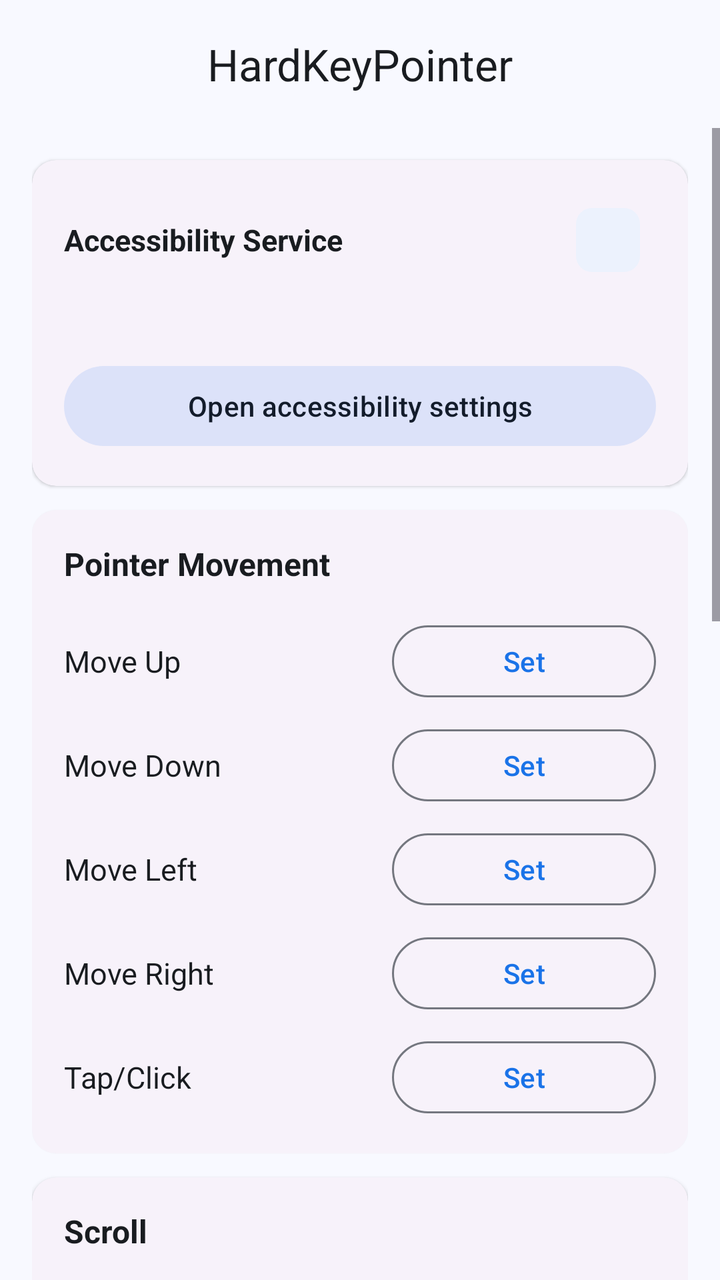
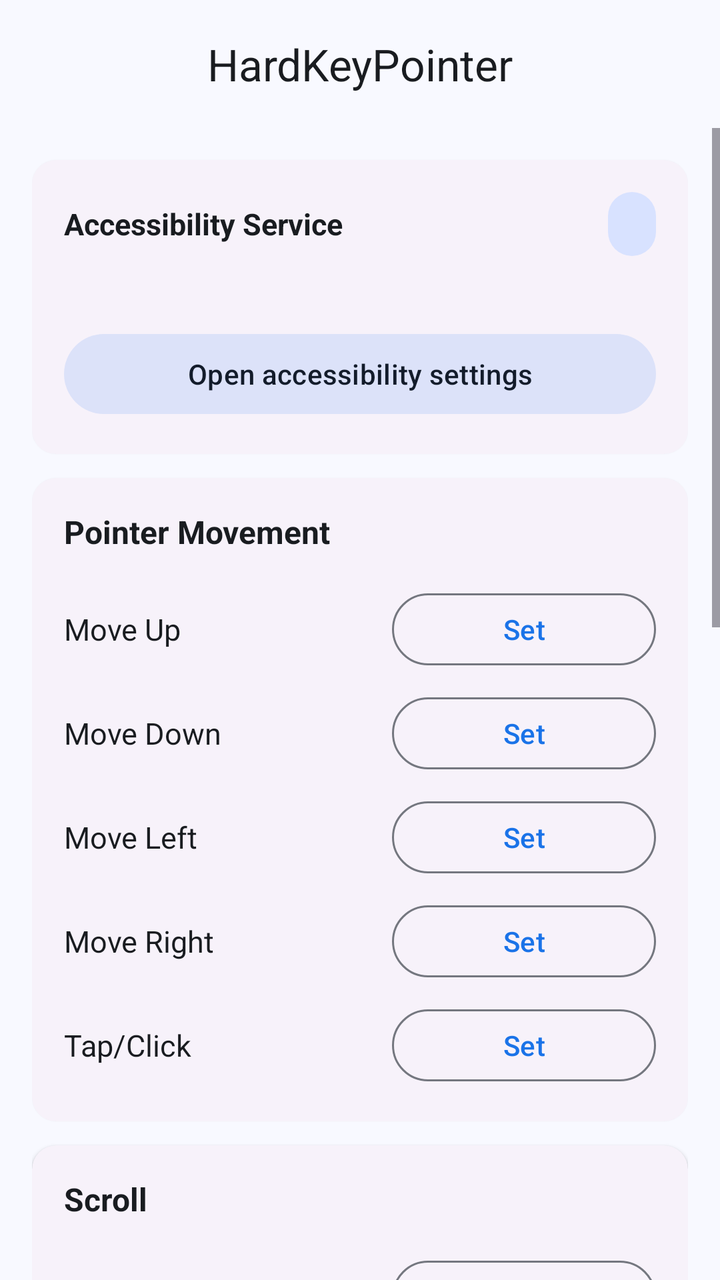

Screens rendered from an Android XML layout before and after an edit, with the pre-edit source and the edit as a unified diff.
<!-- AndroidManifest.xml: activity theme Theme.Comexampleaccessibilitydemo -->
<!-- res/layout/activity_main.xml -->
<?xml version="1.0" encoding="utf-8"?>
<LinearLayout xmlns:android="http://schemas.android.com/apk/res/android"
    xmlns:app="http://schemas.android.com/apk/res-auto"
    android:layout_width="match_parent"
    android:layout_height="match_parent"
    android:orientation="vertical">

    
    <com.google.android.material.appbar.MaterialToolbar
        android:id="@+id/toolbar"
        android:layout_width="match_parent"
        android:layout_height="?attr/actionBarSize"
        android:background="?attr/colorSurface"
        app:title="@string/app_name"
        app:titleCentered="true"
        app:titleTextColor="?attr/colorOnSurface" />

    <ScrollView
        android:id="@+id/scrollView"
        android:layout_width="match_parent"
        android:layout_height="match_parent"
        android:fillViewport="true">

        <LinearLayout
            android:layout_width="match_parent"
            android:layout_height="wrap_content"
            android:orientation="vertical"
            android:paddingStart="16dp"
            android:paddingEnd="16dp"
            android:paddingTop="4dp"
            android:paddingBottom="24dp">

            
            <com.google.android.material.card.MaterialCardView style="@style/SectionCard">

                <LinearLayout
                    android:layout_width="match_parent"
                    android:layout_height="wrap_content"
                    android:orientation="vertical"
                    android:padding="16dp">

                    <LinearLayout
                        android:layout_width="match_parent"
                        android:layout_height="wrap_content"
                        android:orientation="horizontal"
                        android:gravity="center_vertical">

                        <TextView
                            style="@style/SettingLabel"
                            android:text="@string/service_status_title"
                            android:textStyle="bold" />

                        <com.google.android.material.chip.Chip
                            android:id="@+id/serviceStatusChip"
                            style="@style/Widget.Material3.Chip.Assist"
                            android:layout_width="wrap_content"
                            android:layout_height="wrap_content"
                            app:chipStrokeWidth="0dp" />
                    </LinearLayout>

                    <TextView
                        android:id="@+id/serviceStatusDetail"
                        android:layout_width="match_parent"
                        android:layout_height="wrap_content"
                        android:layout_marginTop="4dp"
                        android:textSize="14sp"
                        android:textColor="?attr/colorOnSurfaceVariant" />

                    <com.google.android.material.button.MaterialButton
                        android:id="@+id/openAccessibilitySettingsButton"
                        style="@style/Widget.Material3.Button.TonalButton"
                        android:layout_width="match_parent"
                        android:layout_height="wrap_content"
                        android:layout_marginTop="12dp"
                        android:text="@string/open_accessibility_settings" />
                </LinearLayout>
            </com.google.android.material.card.MaterialCardView>

            
            <com.google.android.material.card.MaterialCardView style="@style/SectionCard">

                <LinearLayout
                    android:layout_width="match_parent"
                    android:layout_height="wrap_content"
                    android:orientation="vertical"
                    android:padding="16dp">

                    <TextView
                        style="@style/SectionHeader"
                        android:text="@string/section_pointer" />

                    
                    <LinearLayout style="@style/SettingRow">

                        <TextView
                            android:id="@+id/upKeyCodeLabel"
                            style="@style/SettingLabel"
                            android:text="@string/up_move_key_code" />

                        <com.google.android.material.button.MaterialButton
                            android:id="@+id/upKeyCodeButton"
                            style="@style/SettingKeyButton"
                            android:text="@string/set_button" />
                    </LinearLayout>

                    
                    <LinearLayout style="@style/SettingRow">

                        <TextView
                            android:id="@+id/downKeyCodeLabel"
                            style="@style/SettingLabel"
                            android:text="@string/down_move_key_code" />

                        <com.google.android.material.button.MaterialButton
                            android:id="@+id/downKeyCodeButton"
                            style="@style/SettingKeyButton"
                            android:text="@string/set_button" />
                    </LinearLayout>

                    
                    <LinearLayout style="@style/SettingRow">

                        <TextView
                            android:id="@+id/leftKeyCodeLabel"
                            style="@style/SettingLabel"
                            android:text="@string/left_move_key_code" />

                        <com.google.android.material.button.MaterialButton
                            android:id="@+id/leftKeyCodeButton"
                            style="@style/SettingKeyButton"
                            android:text="@string/set_button" />
                    </LinearLayout>

                    
                    <LinearLayout style="@style/SettingRow">

                        <TextView
                            android:id="@+id/rightKeyCodeLabel"
                            style="@style/SettingLabel"
                            android:text="@string/right_move_key_code" />

                        <com.google.android.material.button.MaterialButton
                            android:id="@+id/rightKeyCodeButton"
                            style="@style/SettingKeyButton"
                            android:text="@string/set_button" />
                    </LinearLayout>

                    
                    <LinearLayout style="@style/SettingRow">

                        <TextView
                            android:id="@+id/tapKeyCodeLabel"
                            style="@style/SettingLabel"
                            android:text="@string/tap_key_code" />

                        <com.google.android.material.button.MaterialButton
                            android:id="@+id/tapKeyCodeButton"
                            style="@style/SettingKeyButton"
                            android:text="@string/set_button" />
                    </LinearLayout>
                </LinearLayout>
            </com.google.android.material.card.MaterialCardView>

            
            <com.google.android.material.card.MaterialCardView style="@style/SectionCard">

                <LinearLayout
                    android:layout_width="match_parent"
                    android:layout_height="wrap_content"
                    android:orientation="vertical"
                    android:padding="16dp">

                    <TextView
                        style="@style/SectionHeader"
                        android:text="@string/section_scroll" />

                    
                    <LinearLayout style="@style/SettingRow">

                        <TextView
                            android:id="@+id/scrollupKeyCodeLabel"
                            style="@style/SettingLabel"
                            android:text="@string/scroll_up" />

                        <com.google.android.material.button.MaterialButton
                            android:id="@+id/scrollupKeyCodeButton"
                            style="@style/SettingKeyButton"
                            android:text="@string/set_button" />
                    </LinearLayout>

                    
                    <LinearLayout style="@style/SettingRow">

                        <TextView
                            android:id="@+id/scrolldownKeyCodeLabel"
                            style="@style/SettingLabel"
                            android:text="@string/scroll_down" />

                        <com.google.android.material.button.MaterialButton
                            android:id="@+id/scrolldownKeyCodeButton"
                            style="@style/SettingKeyButton"
                            android:text="@string/set_button" />
                    </LinearLayout>

                    
                    <LinearLayout style="@style/SettingRow">

                        <TextView
                            android:id="@+id/scrollleftKeyCodeLabel"
                            style="@style/SettingLabel"
                            android:text="@string/scroll_left" />

                        <com.google.android.material.button.MaterialButton
                            android:id="@+id/scrollleftKeyCodeButton"
                            style="@style/SettingKeyButton"
                            android:text="@string/set_button" />
                    </LinearLayout>

                    
                    <LinearLayout style="@style/SettingRow">

                        <TextView
                            android:id="@+id/scrollrightKeyCodeLabel"
                            style="@style/SettingLabel"
                            android:text="@string/scroll_right" />

                        <com.google.android.material.button.MaterialButton
                            android:id="@+id/scrollrightKeyCodeButton"
                            style="@style/SettingKeyButton"
                            android:text="@string/set_button" />
                    </LinearLayout>
                </LinearLayout>
            </com.google.android.material.card.MaterialCardView>

            
            <com.google.android.material.card.MaterialCardView style="@style/SectionCard">

                <LinearLayout
                    android:layout_width="match_parent"
                    android:layout_height="wrap_content"
                    android:orientation="vertical"
                    android:padding="16dp">

                    <TextView
                        style="@style/SectionHeader"
                        android:text="@string/section_toggle" />

                    <LinearLayout style="@style/SettingRow">

                        <TextView
                            android:id="@+id/disableKeyCodeLabel"
                            style="@style/SettingLabel"
                            android:text="@string/disable_key_code" />

                        <com.google.android.material.button.MaterialButton
                            android:id="@+id/disableKeyCodeButton"
                            style="@style/SettingKeyButton"
                            android:text="@string/set_button" />
                    </LinearLayout>
                </LinearLayout>
            </com.google.android.material.card.MaterialCardView>

            
            <com.google.android.material.card.MaterialCardView style="@style/SectionCard">

                <LinearLayout
                    android:layout_width="match_parent"
                    android:layout_height="wrap_content"
                    android:orientation="vertical"
                    android:padding="16dp">

                    <TextView
                        style="@style/SectionHeader"
                        android:text="@string/section_settings" />

                    
                    <LinearLayout style="@style/SettingRow">

                        <TextView
                            style="@style/SettingLabel"
                            android:text="@string/move_speed" />

                        <TextView
                            android:id="@+id/moveSpeedValue"
                            style="@style/SettingValue" />
                    </LinearLayout>

                    <com.google.android.material.slider.Slider
                        android:id="@+id/moveSpeedSlider"
                        android:layout_width="match_parent"
                        android:layout_height="wrap_content"
                        android:focusable="true"
                        android:valueFrom="5"
                        android:valueTo="100"
                        android:stepSize="1"
                        android:value="30" />

                    
                    <LinearLayout style="@style/SettingRow">

                        <TextView
                            style="@style/SettingLabel"
                            android:text="@string/move_accel" />

                        <TextView
                            android:id="@+id/moveAccelValue"
                            style="@style/SettingValue" />
                    </LinearLayout>

                    <com.google.android.material.slider.Slider
                        android:id="@+id/moveAccelSlider"
                        android:layout_width="match_parent"
                        android:layout_height="wrap_content"
                        android:focusable="true"
                        android:valueFrom="0"
                        android:valueTo="500"
                        android:stepSize="10"
                        android:value="100" />

                    
                    <LinearLayout style="@style/SettingRow">

                        <TextView
                            style="@style/SettingLabel"
                            android:text="@string/scroll_distance" />

                        <TextView
                            android:id="@+id/scrollDistanceValue"
                            style="@style/SettingValue" />
                    </LinearLayout>

                    <com.google.android.material.slider.Slider
                        android:id="@+id/scrollDistanceSlider"
                        android:layout_width="match_parent"
                        android:layout_height="wrap_content"
                        android:focusable="true"
                        android:valueFrom="50"
                        android:valueTo="500"
                        android:stepSize="10"
                        android:value="200" />
                </LinearLayout>
            </com.google.android.material.card.MaterialCardView>

            
            <com.google.android.material.button.MaterialButton
                android:id="@+id/license_button"
                style="@style/Widget.Material3.Button.TextButton"
                android:layout_width="wrap_content"
                android:layout_height="wrap_content"
                android:layout_gravity="center_horizontal"
                android:layout_marginTop="16dp"
                android:text="@string/license_button"
                android:textColor="?attr/colorPrimary" />

            <TextView
                android:id="@+id/creditTextView"
                android:layout_width="match_parent"
                android:layout_height="wrap_content"
                android:text="@string/credit"
                android:textSize="12sp"
                android:gravity="center"
                android:layout_marginTop="8dp"
                android:textColor="?attr/colorOnSurfaceVariant"
                android:paddingBottom="10dp" />
        </LinearLayout>
    </ScrollView>
</LinearLayout>
<!-- resources referenced by this layout -->
<resources>
  <string name="app_name">HardKeyPointer</string>
  <string name="credit">© 2026 Hizuru Lab / nnnnnnn0090</string>
  <string name="disable_key_code">Show/Hide Pointer</string>
  <string name="down_move_key_code">Move Down</string>
  <string name="left_move_key_code">Move Left</string>
  <string name="license_button">License</string>
  <string name="move_accel">Acceleration</string>
  <string name="move_speed">Movement Speed</string>
  <string name="open_accessibility_settings">Open accessibility settings</string>
  <string name="right_move_key_code">Move Right</string>
  <string name="scroll_distance">Scroll Distance</string>
  <string name="scroll_down">Scroll Down</string>
  <string name="scroll_left">Scroll Left</string>
  <string name="scroll_right">Scroll Right</string>
  <string name="scroll_up">Scroll Up</string>
  <string name="section_pointer">Pointer Movement</string>
  <string name="section_scroll">Scroll</string>
  <string name="section_settings">Settings</string>
  <string name="section_toggle">Pointer Toggle</string>
  <string name="service_status_title">Accessibility Service</string>
  <string name="set_button">Set</string>
  <string name="tap_key_code">Tap/Click</string>
  <string name="up_move_key_code">Move Up</string>
  <style name="SettingLabel">
          <item name="android:layout_width">0dp</item>
          <item name="android:layout_height">wrap_content</item>
          <item name="android:layout_weight">1</item>
          <item name="android:textSize">15sp</item>
          <item name="android:textColor">?attr/colorOnSurface</item>
      </style>
  <style name="SettingValue">
          <item name="android:layout_width">wrap_content</item>
          <item name="android:layout_height">wrap_content</item>
          <item name="android:textSize">15sp</item>
          <item name="android:textStyle">bold</item>
          <item name="android:textColor">?attr/colorPrimary</item>
      </style>
  <style name="Theme.Comexampleaccessibilitydemo" parent="Base.Theme.Comexampleaccessibilitydemo" />
  <color name="primary">#FF1A73E8</color>
  <color name="on_primary">#FFFFFFFF</color>
  <color name="primary_container">#FFD8E2FF</color>
  <color name="on_primary_container">#FF001A41</color>
  <color name="secondary">#FF565E71</color>
  <color name="on_secondary">#FFFFFFFF</color>
  <color name="secondary_container">#FFDCE2F9</color>
  <color name="on_secondary_container">#FF131C2B</color>
  <color name="tertiary">#FF00696D</color>
  <color name="on_tertiary">#FFFFFFFF</color>
  <color name="tertiary_container">#FF6FF6FB</color>
  <color name="on_tertiary_container">#FF002022</color>
  <color name="error">#FFBA1A1A</color>
  <color name="on_error">#FFFFFFFF</color>
  <color name="error_container">#FFFFDAD6</color>
  <color name="on_error_container">#FF410002</color>
  <color name="background">#FFF8F9FF</color>
  <color name="surface">#FFF8F9FF</color>
  <color name="on_surface">#FF191C20</color>
  <color name="surface_variant">#FFE0E2EC</color>
  <color name="on_surface_variant">#FF44474F</color>
  <color name="outline">#FF74777F</color>
  <color name="outline_variant">#FFC4C6D0</color>
  <!-- unchanged entries left out for length: 5 -->
</resources>

<!-- the commit's change to res/layout/activity_main.xml (unified diff, before → after) -->
@@ -50,12 +50,15 @@
                             android:text="@string/service_status_title"
                             android:textStyle="bold" />
 
-                        <com.google.android.material.chip.Chip
-                            android:id="@+id/serviceStatusChip"
-                            style="@style/Widget.Material3.Chip.Assist"
+                        <TextView
+                            android:id="@+id/serviceStatusLabel"
+                            style="@style/ServiceStatusLabel"
                             android:layout_width="wrap_content"
                             android:layout_height="wrap_content"
-                            app:chipStrokeWidth="0dp" />
+                            android:background="@drawable/service_status_label_background"
+                            android:clickable="false"
+                            android:focusable="false"
+                            android:importantForAccessibility="no" />
                     </LinearLayout>
 
                     <TextView
<!-- resource entries referenced after the edit -->
@@ -1,5 +1,11 @@
 <!-- resources referenced by this layout -->
 <resources>
+  <!-- drawable service_status_label_background (drawable) -->
+  <?xml version="1.0" encoding="utf-8"?>
+  <shape xmlns:android="http://schemas.android.com/apk/res/android">
+      <corners android:radius="50dp" />
+      <solid android:color="@color/primary_container" />
+  </shape>
   <string name="app_name">HardKeyPointer</string>
   <string name="credit">© 2026 Hizuru Lab / nnnnnnn0090</string>
   <string name="disable_key_code">Show/Hide Pointer</string>
@@ -23,6 +29,18 @@
   <string name="set_button">Set</string>
   <string name="tap_key_code">Tap/Click</string>
   <string name="up_move_key_code">Move Up</string>
+  <style name="ServiceStatusLabel">
+          <item name="android:minHeight">32dp</item>
+          <item name="android:paddingStart">12dp</item>
+          <item name="android:paddingEnd">12dp</item>
+          <item name="android:paddingTop">6dp</item>
+          <item name="android:paddingBottom">6dp</item>
+          <item name="android:gravity">center</item>
+          <item name="android:textSize">13sp</item>
+          <item name="android:textStyle">bold</item>
+          <item name="android:focusable">false</item>
+          <item name="android:clickable">false</item>
+      </style>
   <style name="SettingLabel">
           <item name="android:layout_width">0dp</item>
           <item name="android:layout_height">wrap_content</item>
